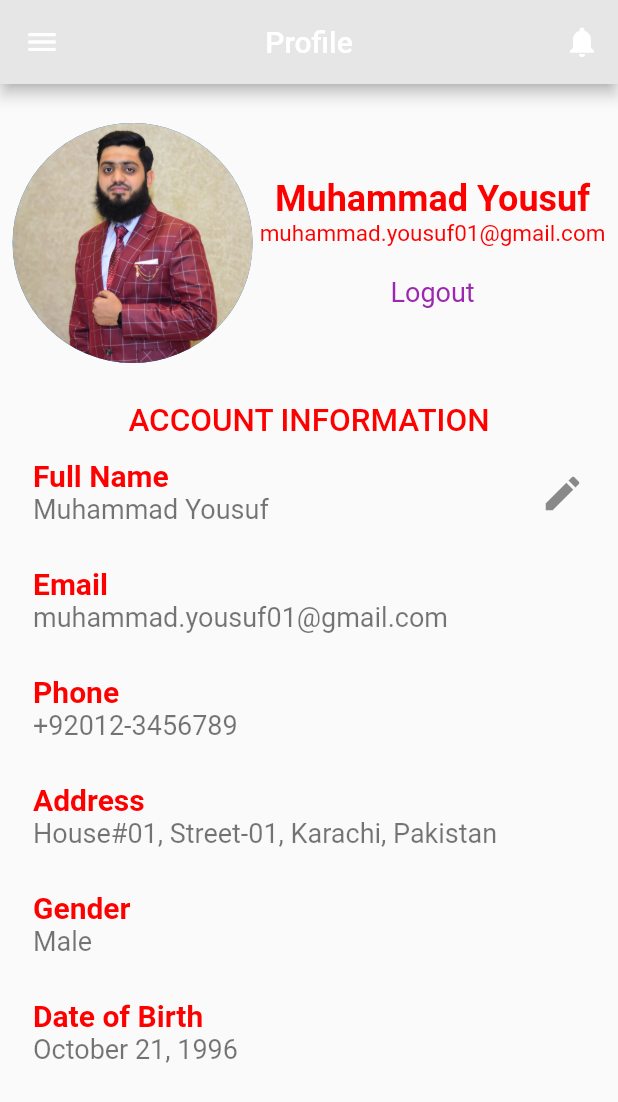
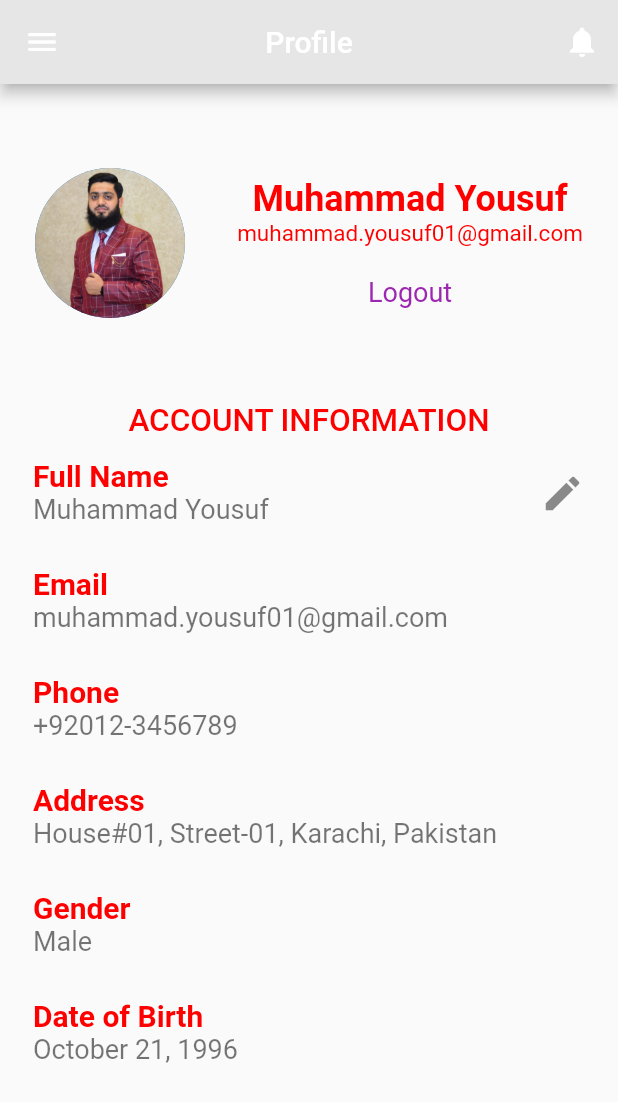
Before and after one commit to MuhammadYousuf12/Flutter-Assignement-3, a Flutter app: the UserProfile screen opened by its route, on a phone screen of 412 x 824 dp. Shown: the top 1102 px of the screen. Run offline on Flutter 3.47's test engine with Material 2 defaults, Android fonts, the phone set to English and light mode, and no system bars.

Commit message:
overflow fixed in profile

```diff
--- a/lib/main.dart
+++ b/lib/main.dart
@@ -20,7 +20,7 @@ class MyApp extends StatelessWidget {
         '/': (context) => LoginPage(),
         '/home': (context) => HomePage(),
         '/history': (context) => History(),
-        '/UserProfile': (context) => UserProfile(),
+        '/Profile': (context) => UserProfile(),
       },
     );
   }
--- a/lib/profile.dart
+++ b/lib/profile.dart
@@ -158,7 +158,7 @@ class _UserProfileState extends State<UserProfile> {
                     Align(
                       alignment: Alignment.centerLeft,
                       child: CircleAvatar(
-                        radius: 80,
+                        radius: 50,
                         backgroundImage: AssetImage('assets/profile.jpg'),
                       ),
                     ),
```
